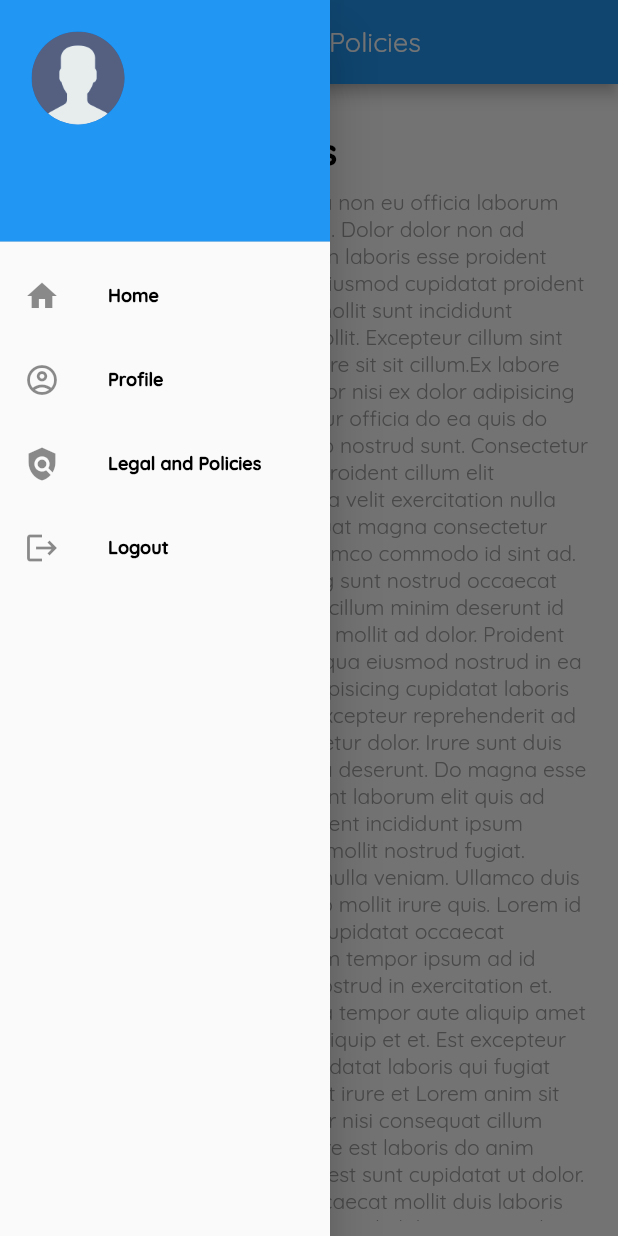
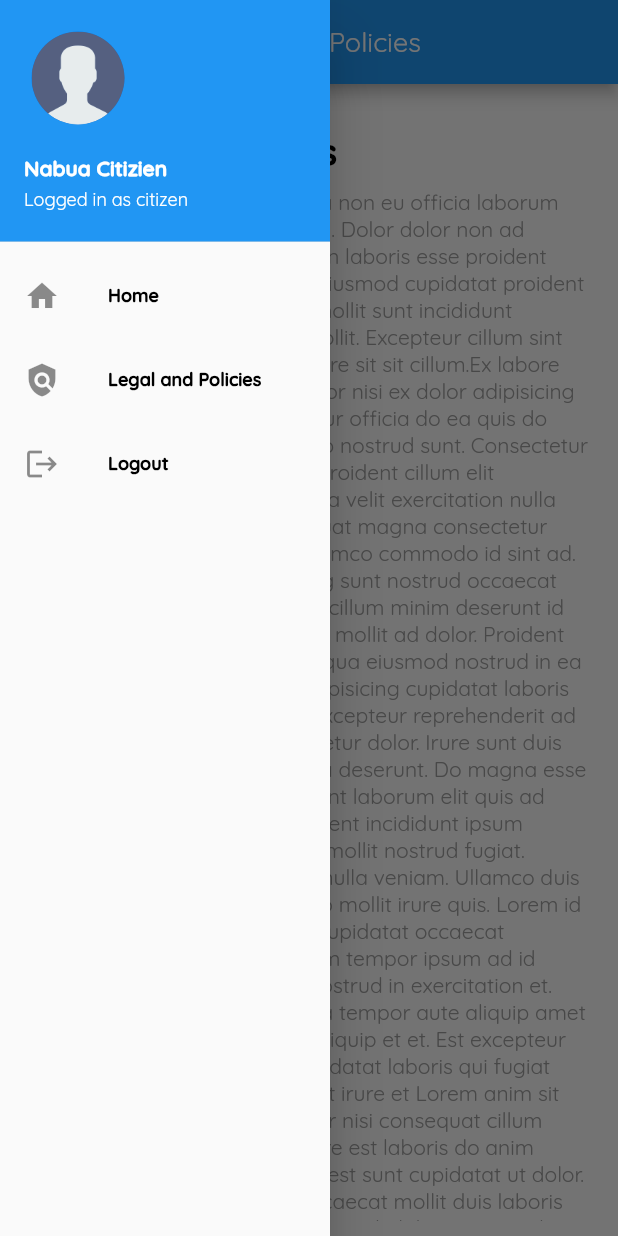
Before and after one commit to lansoyyy/sunspark-mobile, a Flutter app: the PolicyPage screen opened directly, with the side drawer open, on a phone screen of 412 x 824 dp. Run offline on Flutter 3.47's test engine with Material 2 defaults, Android fonts, the phone set to English and light mode, and no system bars; our stand-ins replace cloud_firestore, firebase_auth, firebase_core, firebase_storage, fluttertoast, google_maps_flutter and 1 more; accounts and stored records are empty.

Commit message:
remove user auth

```diff
--- a/lib/screens/auth/landing_screen.dart
+++ b/lib/screens/auth/landing_screen.dart
@@ -1,5 +1,6 @@
 import 'package:flutter/material.dart';
 import 'package:sunspark/screens/auth/login_screen.dart';
+import 'package:sunspark/screens/home_screen.dart';
 import 'package:sunspark/widgets/text_widget.dart';
 
 class LandingScreen extends StatelessWidget {
@@ -64,7 +65,9 @@
                   GestureDetector(
                     onTap: () {
                       Navigator.of(context).push(MaterialPageRoute(
-                          builder: (context) => LoginScreen()));
+                          builder: (context) => const HomeScreen(
+                                inUser: true,
+                              )));
                     },
                     child: Column(
                       crossAxisAlignment: CrossAxisAlignment.center,
--- a/lib/screens/pages/policy_page.dart
+++ b/lib/screens/pages/policy_page.dart
@@ -2,6 +2,7 @@
 
 import '../../widgets/drawer_widget.dart';
 import '../../widgets/text_widget.dart';
+import '../../widgets/user_drawer_widget.dart';
 
 class PolicyPage extends StatelessWidget {
   final bool? inUser;
@@ -11,9 +12,11 @@
   @override
   Widget build(BuildContext context) {
     return Scaffold(
-      drawer: DrawerWidget(
-        inUser: inUser,
-      ),
+      drawer: inUser!
+          ? const UserDrawerWidget()
+          : DrawerWidget(
+              inUser: inUser,
+            ),
       appBar: AppBar(
         centerTitle: true,
         title: TextRegular(
--- /dev/null
+++ b/lib/widgets/user_drawer_widget.dart
@@ -0,0 +1,145 @@
+import 'package:flutter/material.dart';
+import 'package:sunspark/screens/auth/landing_screen.dart';
+import 'package:sunspark/screens/home_screen.dart';
+import 'package:sunspark/screens/pages/policy_page.dart';
+import 'package:sunspark/widgets/text_widget.dart';
+
+class UserDrawerWidget extends StatefulWidget {
+  final bool? inUser;
+
+  const UserDrawerWidget({super.key, this.inUser = true});
+
+  @override
+  State<UserDrawerWidget> createState() => _MyDrawerState();
+}
+
+class _MyDrawerState extends State<UserDrawerWidget> {
+  // final Stream<DocumentSnapshot> userData =
+  //     FirebaseFirestore.instance.collection('Users').doc(userId).snapshots();
+
+  @override
+  Widget build(BuildContext context) {
+    return SizedBox(
+      width: 220,
+      child: Drawer(
+        child: ListView(
+          padding: const EdgeInsets.only(top: 0),
+          children: <Widget>[
+            UserAccountsDrawerHeader(
+              decoration: const BoxDecoration(
+                color: Colors.blue,
+              ),
+              accountEmail: TextRegular(
+                  text: 'Logged in as citizen',
+                  fontSize: 12,
+                  color: Colors.white),
+              accountName: TextBold(
+                text: 'Nabua Citizien',
+                fontSize: 14,
+                color: Colors.white,
+              ),
+              currentAccountPicture: const Padding(
+                padding: EdgeInsets.all(5.0),
+                child: CircleAvatar(
+                  minRadius: 50,
+                  maxRadius: 50,
+                  backgroundImage: AssetImage('assets/images/profile.png'),
+                ),
+              ),
+            ),
+            ListTile(
+              leading: const Icon(Icons.home),
+              title: TextBold(
+                text: 'Home',
+                fontSize: 12,
+                color: Colors.black,
+              ),
+              onTap: () {
+                Navigator.of(context).pushReplacement(MaterialPageRoute(
+                    builder: (context) => HomeScreen(
+                          inUser: widget.inUser,
+                        )));
+              },
+            ),
+
+            // ListTile(
+            //   leading: const Icon(Icons.help),
+            //   title: TextBold(
+            //     text: 'Help',
+            //     fontSize: 12,
+            //     color: Colors.black,
+            //   ),
+            //   onTap: () {
+            //     Navigator.of(context).pushReplacement(MaterialPageRoute(
+            //         builder: (context) => const HomeScreen()));
+            //   },
+            // ),
+            ListTile(
+              leading: const Icon(Icons.policy),
+              title: TextBold(
+                text: 'Legal and Policies',
+                fontSize: 12,
+                color: Colors.black,
+              ),
+              onTap: () {
+                Navigator.of(context).pushReplacement(MaterialPageRoute(
+                    builder: (context) => PolicyPage(
+                          inUser: widget.inUser,
+                        )));
+              },
+            ),
+            ListTile(
+              leading: const Icon(Icons.logout),
+              title: TextBold(
+                text: 'Logout',
+                fontSize: 12,
+                color: Colors.black,
+              ),
+              onTap: () {
+                showDialog(
+                    context: context,
+                    builder: (context) => AlertDialog(
+                          title: const Text(
+                            'Logout Confirmation',
+                            style: TextStyle(
+                                fontFamily: 'QBold',
+                                fontWeight: FontWeight.bold),
+                          ),
+                          content: const Text(
+                            'Are you sure you want to Logout?',
+                            style: TextStyle(fontFamily: 'QRegular'),
+                          ),
+                          actions: <Widget>[
+                            MaterialButton(
+                              onPressed: () => Navigator.of(context).pop(true),
+                              child: const Text(
+                                'Close',
+                                style: TextStyle(
+                                    fontFamily: 'QRegular',
+                                    fontWeight: FontWeight.bold),
+                              ),
+                            ),
+                            MaterialButton(
+                              onPressed: () async {
+                                Navigator.of(context).pushReplacement(
+                                    MaterialPageRoute(
+                                        builder: (context) =>
+                                            const LandingScreen()));
+                              },
+                              child: const Text(
+                                'Continue',
+                                style: TextStyle(
+                                    fontFamily: 'QRegular',
+                                    fontWeight: FontWeight.bold),
+                              ),
+                            ),
+                          ],
+                        ));
+              },
+            ),
+          ],
+        ),
+      ),
+    );
+  }
+}
```
Also changed, not shown: lib/screens/home_screen.dart (+6 -3 lines).
